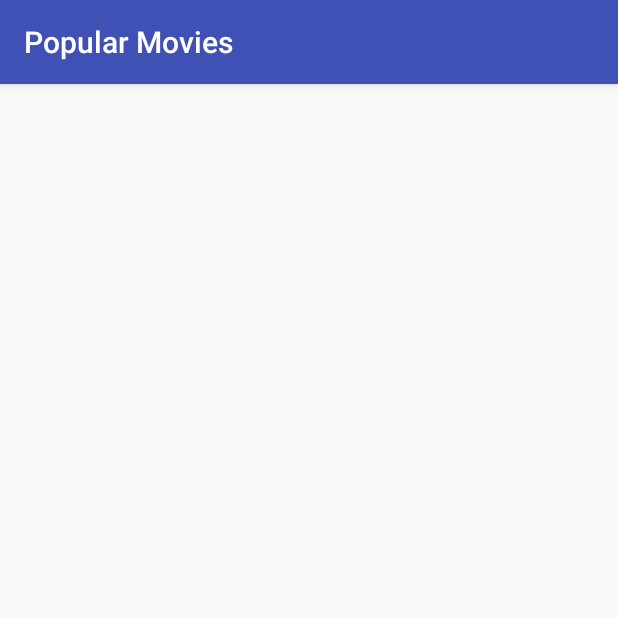
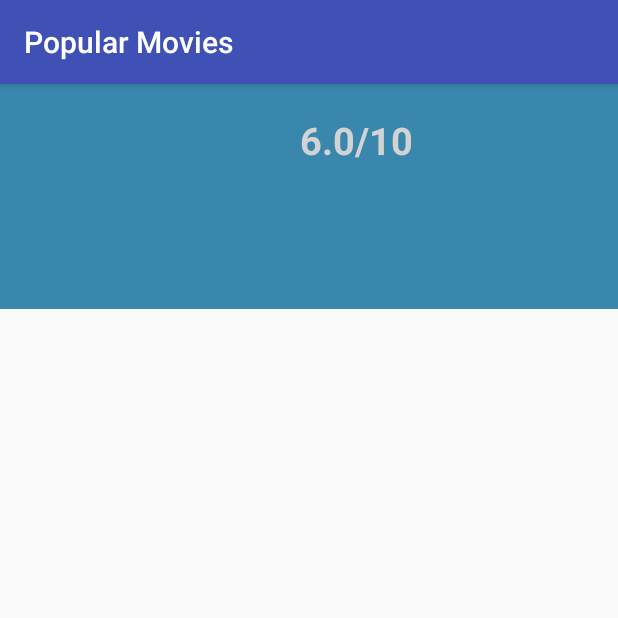
Before and after one commit to davidpn11/Movies-App, an Android app: the DetailsActivity screen opened directly, with no data from a screen before it, on a phone screen of 412 x 824 dp, the top half of it. Run offline under Robolectric (Android 15) with nearby library versions, the phone set to English and light mode, and no system bars.

Commit message:
Start movie detail layout

```diff
--- a/app/src/main/java/com/example/david/popularmovies/MainActivity.java
+++ b/app/src/main/java/com/example/david/popularmovies/MainActivity.java
@@ -38,9 +38,9 @@ public class MainActivity extends AppCompatActivity {
     protected void onCreate(Bundle savedInstanceState) {
         super.onCreate(savedInstanceState);
         setContentView(R.layout.activity_main);
+        setTitle("Popular Movies");
 
         grid = (GridView) findViewById(R.id.gridview);
-
 
         new fetchMoviesAsync().execute(SORT_OPTIONS[selected_item]);
     }
@@ -71,6 +71,11 @@ public class MainActivity extends AppCompatActivity {
                 public void onClick(DialogInterface dialog, int item) {
 
                     selected_item = item;
+                    if(selected_item==0){
+                        setTitle("Popular Movies");
+                    }else{
+                        setTitle("Top Rated Movies");
+                    }
                     new fetchMoviesAsync().execute(SORT_OPTIONS[selected_item]);
                     dialog.dismiss();
 
--- a/app/src/main/res/layout/activity_details.xml
+++ b/app/src/main/res/layout/activity_details.xml
@@ -4,11 +4,34 @@
     android:id="@+id/activity_details"
     android:layout_width="match_parent"
     android:layout_height="match_parent"
-    android:paddingBottom="@dimen/activity_vertical_margin"
-    android:paddingLeft="@dimen/activity_horizontal_margin"
-    android:paddingRight="@dimen/activity_horizontal_margin"
-    android:paddingTop="@dimen/activity_vertical_margin"
+
     tools:context="com.example.david.popularmovies.DetailsActivity">
+
+    <FrameLayout
+        android:layout_width="match_parent"
+        android:layout_height="150dp"
+        android:background="@color/steelblue">
+    </FrameLayout>
+
+    <ImageView
+        android:id="@+id/post_image"
+        android:layout_width="150dp"
+        android:layout_height="200dp"
+        android:layout_margin="20dp"/>
+
+    <TextView
+        android:layout_width="wrap_content"
+        android:layout_height="wrap_content"
+        android:layout_alignTop="@+id/post_image"
+        android:layout_toEndOf="@+id/post_image"
+        android:layout_toRightOf="@+id/post_image"
+        android:textSize="25sp"
+        android:text="6.0/10"
+        android:layout_marginLeft="10sp"
+        android:layout_marginStart="10sp"
+        android:textStyle="bold"
+        android:textColor="@color/lightgrey"
+        />
 
 
     <TextView
--- a/app/src/main/res/values/colors.xml
+++ b/app/src/main/res/values/colors.xml
@@ -3,4 +3,7 @@
     <color name="colorPrimary">#3F51B5</color>
     <color name="colorPrimaryDark">#303F9F</color>
     <color name="colorAccent">#FF4081</color>
+    <color name="steelblue">#3a87ad</color>
+    <color name="lightgrey">#d3d3d3</color>
+
 </resources>
```
